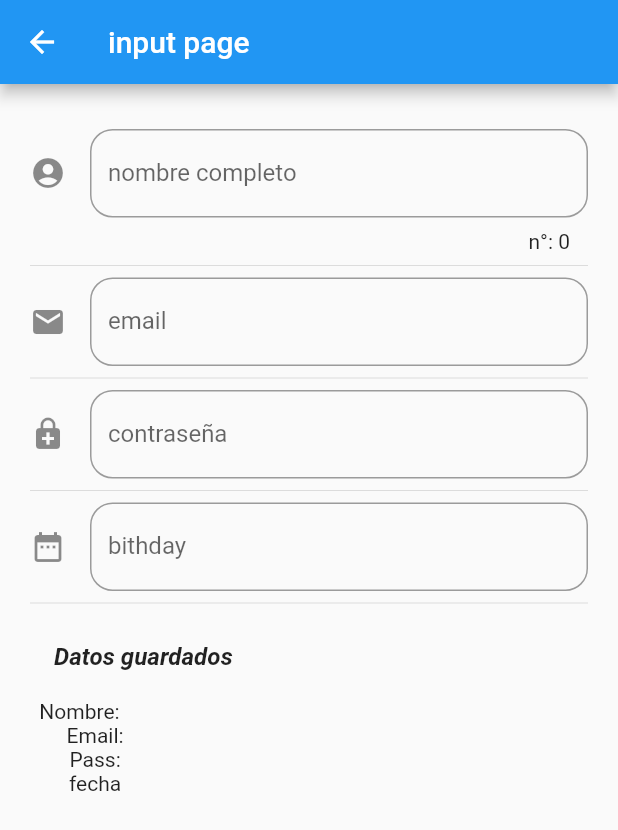
After one commit to eliezer2020/mi_proyecto_flutter, a Flutter app: the InputPage screen opened by its route, on a phone screen of 412 x 824 dp. The commit adds this screen. Shown: the top 830 px of the screen. Run offline on Flutter 3.47's test engine with Material 2 defaults, Android fonts, the phone set to English and light mode, and no system bars; network calls fail.

Commit message:
26/04/2020

```diff
--- a/data/menu_opts.json
+++ b/data/menu_opts.json
@@ -15,6 +15,18 @@
             "ruta" : "card",
             "icon" : "folder_open",
             "texto": "Cards - Tarjetas"
+        },
+
+        {
+            "ruta": "container",
+            "icon": "folder_open",
+            "texto": "animated_container"
+        },
+
+        {
+            "ruta": "inputs",
+            "icon": "input",
+            "texto": "Input_page"
         }
     ]
 }
--- /dev/null
+++ b/lib/src/input_page.dart
@@ -0,0 +1,175 @@
+import 'package:flutter/cupertino.dart';
+import 'package:flutter/material.dart';
+
+class InputPage extends StatefulWidget {
+  InputPageState createState() => InputPageState();
+}
+
+class InputPageState extends State<InputPage> {
+  String _nombre = "";
+  int counter = 0;
+  String _email = "";
+  String _password = "";
+  TextEditingController _inputDate = new TextEditingController();
+  String _fechaText ="";
+  @override
+  Widget build(BuildContext context) {
+    return Scaffold(
+      appBar: AppBar(
+        title: Text("input page"),
+      ),
+      body: ListView(
+
+        padding: EdgeInsets.symmetric(horizontal: 20.0, vertical: 30.0),
+
+        children: <Widget>[
+          _crearInput(),
+          Divider(),
+          _crearEmail(),
+          Divider(),
+          _crearPass(),
+          Divider(),
+          _crearFecha(context),
+          Divider(),
+          _mostrarPersona(),
+        ],
+      ),
+    );
+  }
+
+  Widget _crearInput() {
+    return TextField(
+      //iniciar teclado
+      autofocus: false,
+      textCapitalization: TextCapitalization.words,
+      onChanged: (inputdata) {
+        setState(() {
+          _nombre = inputdata;
+          counter = _nombre.length;
+        });
+      },
+
+      decoration: InputDecoration(
+        labelText: "nombre completo",
+        hintText: "Escribe el nombre",
+        counter: Text("n°: $counter"),
+        icon: Icon(Icons.account_circle),
+        border: OutlineInputBorder(
+          borderRadius: BorderRadius.circular(15.0),
+        ),
+      ),
+    );
+  }
+
+  Widget _mostrarPersona() {
+    return Column(
+      mainAxisAlignment: MainAxisAlignment.center,
+      crossAxisAlignment: CrossAxisAlignment.start,
+      children: <Widget>[
+        ListTile(
+        title: Text("Datos guardados",style: TextStyle(fontStyle: FontStyle.italic, fontWeight: FontWeight.bold),),
+      ),
+      Text("""Nombre: $_nombre
+      Email:  $_email
+      Pass:   $_password
+      fecha   $_fechaText""", textAlign: TextAlign.center,),
+      ],
+    );
+  }
+
+  Widget _crearEmail() {
+    return TextField(
+      //iniciar teclado
+      autofocus: false,
+      keyboardType: TextInputType.emailAddress,
+      onChanged: (inputdata) {
+        setState(() {
+          _email = inputdata;
+        });
+      },
+
+      decoration: InputDecoration(
+        labelText: "email",
+        hintText: "Escribe el email",
+        icon: Icon(Icons.email),
+        border: OutlineInputBorder(
+          borderRadius: BorderRadius.circular(15.0),
+        ),
+      ),
+    );
+  }
+
+  _crearPass() {
+    return TextField(
+      //iniciar teclado
+      autofocus: false,
+      obscureText: true,
+
+      onChanged: (inputdata) {
+        setState(() {
+          _password = inputdata;
+        });
+      },
+
+      decoration: InputDecoration(
+        labelText: "contraseña",
+        hintText: "Escribe el pass",
+        icon: Icon(Icons.enhanced_encryption),
+        border: OutlineInputBorder(
+          borderRadius: BorderRadius.circular(15.0),
+        ),
+      ),
+    );
+  }
+
+  _crearFecha(BuildContext context) {
+    return TextField(
+      //iniciar teclado
+      autofocus: false,
+      keyboardType: TextInputType.datetime,
+      controller: _inputDate,
+      onTap: (){
+        //desabilitar enfoque al texfield
+        FocusScope.of(context).requestFocus(new FocusNode());
+      _selectFecha(context);
+      },
+
+
+
+            decoration: InputDecoration(
+              labelText: "bithday",
+              hintText: "Escribe fecha de nacimiento ",
+              icon: Icon(Icons.date_range),
+              border: OutlineInputBorder(
+                borderRadius: BorderRadius.circular(15.0),
+              ),
+
+            ),
+          );
+
+        }
+
+        _selectFecha(BuildContext context) async {
+            DateTime fecha = await showDatePicker(context: context,
+             initialDate: new DateTime.now(),
+             firstDate: new DateTime(1995, ),
+             lastDate: new DateTime.now(),
+             //idoma del picker
+             locale: Locale("es","ES"),
+              );
+
+             if(fecha!=null)
+             {
+               setState(() {
+                  _fechaText = fecha.toString();
+                  _inputDate.text = _fechaText;
+
+               });
+
+             }
+
+
+        }
+
+
+}
--- a/lib/src/util/icons_util.dart
+++ b/lib/src/util/icons_util.dart
@@ -7,6 +7,7 @@ final mapIcon  = <String, IconData> {
 "add_alert": Icons.add_alert,
 "accessibility" : Icons.accessibility,
 "folder_open": Icons.folder_open,
+"input" : Icons.input,
 
 
 };
--- a/pubspec.yaml
+++ b/pubspec.yaml
@@ -18,6 +18,8 @@ environment:
 
 dependencies:
   flutter:
+    sdk: flutter
+  flutter_localization:
     sdk: flutter
 
   # The following adds the Cupertino Icons font to your application.
```
Also changed, not shown: lib/main.dart (+11 -18 lines), lib/src/alert_page.dart (+33 -39 lines), lib/src/animated_container_class.dart (added, +64 -0 lines), lib/src/avatar_page.dart (+19 -14 lines), lib/src/card_page.dart (+25 -48 lines), lib/src/home_page.dart (+21 -31 lines), lib/src/home_temp.dart (deleted, +0 -59 lines).
